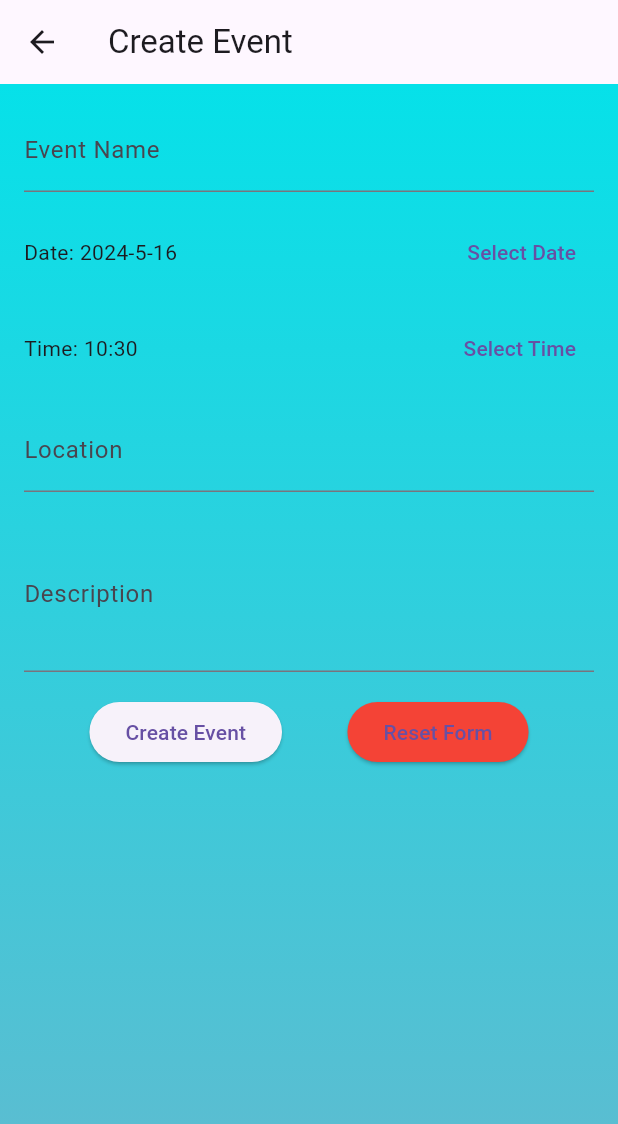
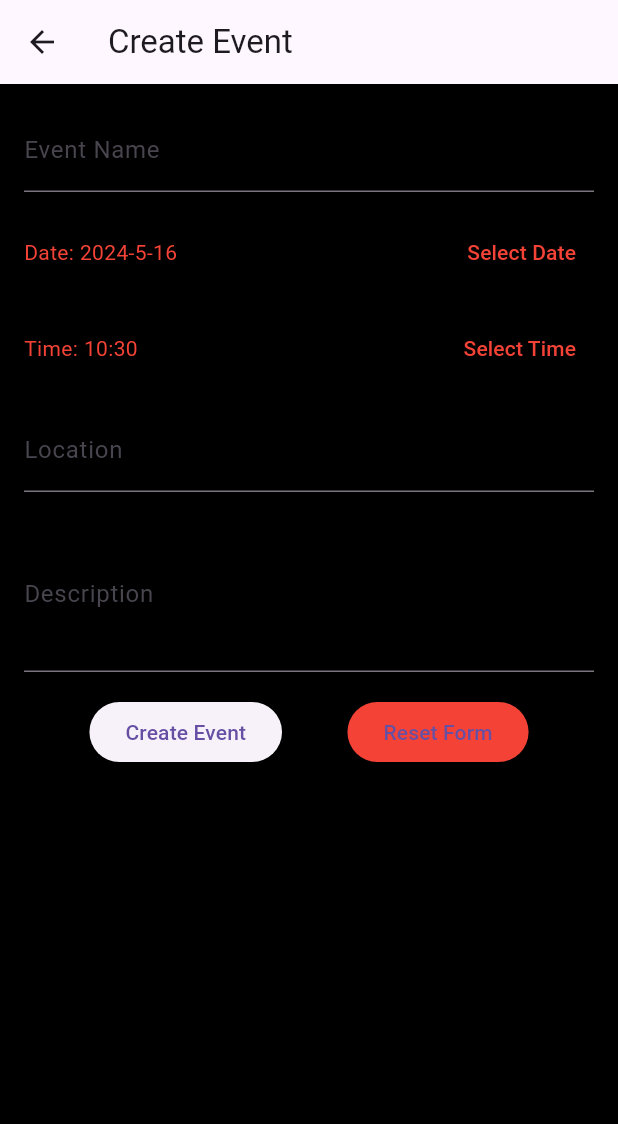
Before and after one commit to jp066/Party_Hub, a Flutter app: the screen it shows after launch, after a tap on the "add" icon, on a phone screen of 412 x 824 dp. Shown: the top 1124 px of the screen. Run offline on Flutter 3.47's test engine with Material 3 defaults, Android fonts, the phone set to English and light mode, and no system bars; our stand-ins replace google_generative_ai.

Commit message:
inserir alerta

```diff
--- a/lib/page/main_page.dart
+++ b/lib/page/main_page.dart
@@ -1,6 +1,6 @@
 import 'package:flutter/material.dart';
 import 'package:sos_central/screens/chat_screen.dart';
-import 'package:sos_central/screens/insert_alert_screen.dart';
+import 'package:sos_central/screens/create_event_screen.dart';
 import 'package:sos_central/screens/profile_screen.dart';
 import 'package:sos_central/screens/search_screen.dart';
 import 'package:sos_central/screens/home_screen.dart';
@@ -14,7 +14,7 @@ class _MainScreenState extends State<MainScreen> {
   int _selectedIndex = 0;
 
   final List<Widget> _widgetOptions = <Widget>[
-    HomeScreen(),
+    const HomeScreen()
   ];
 
   void _onItemTapped(int index) {
@@ -33,7 +33,7 @@ class _MainScreenState extends State<MainScreen> {
         onPressed: () {
           Navigator.push(
             context,
-            MaterialPageRoute(builder: (context) => CreateEventPage()),
+            MaterialPageRoute(builder: (context) => InserirAlertaScreen()),
           );
         },
         child: Icon(Icons.add, color: Color.fromARGB(255, 255, 50, 47)),
--- a/lib/screens/insert_alert_screen.dart
+++ b/lib/screens/create_event_screen.dart
@@ -9,14 +9,25 @@ class Event {
 
   Event({required this.name, required this.date, required this.time, required this.location, required this.description});
 }
-class CreateEventPage extends StatefulWidget {
-  const CreateEventPage({super.key});
+
+/*void main() {
+  runApp(MaterialApp(
+    title: 'SOS Cental',
+    theme: ThemeData(splashColor: Colors.transparent),
+    debugShowCheckedModeBanner: false,
+    home: InserirAlertaScreen(),
+  ));
+}*/
+
+class InserirAlertaScreen extends StatefulWidget {
+
+   InserirAlertaScreen({Key? key}) : super(key: key);
 
   @override
-  _CreateEventPageState createState() => _CreateEventPageState();
+  _InserirAlertaScreenState createState() => _InserirAlertaScreenState();
 }
 
-class _CreateEventPageState extends State<CreateEventPage> {
+class _InserirAlertaScreenState extends State<InserirAlertaScreen> {
   final _formKey = GlobalKey<FormState>();
   late TextEditingController _nameController;
   late DateTime _selectedDate = DateTime.now();
@@ -76,7 +87,7 @@ class _CreateEventPageState extends State<CreateEventPage> {
       });
 
       // Simulate a delay to mimic server request
-      Future.delayed(const Duration(seconds: 2), () {
+      Future.delayed( Duration(seconds: 2), () {
         // Form is validated, you can process the data
         Event newEvent = Event(
           name: _nameController.text,
@@ -127,15 +138,9 @@ class _CreateEventPageState extends State<CreateEventPage> {
         title: Text('Create Event'),
       ),
       body: Container(
-        decoration: BoxDecoration(
-          gradient: LinearGradient(
-            begin: Alignment.topCenter,
-            end: Alignment.bottomCenter,
-            colors: [Color.fromARGB(255, 6, 225, 233), Color.fromARGB(255, 98, 186, 207)],
-          ),
-        ),
+        color: Colors.black,
         child: Padding(
-          padding: const EdgeInsets.all(16.0),
+          padding:  EdgeInsets.all(16.0),
           child: Form(
             key: _formKey,
             child: Column(
@@ -144,6 +149,7 @@ class _CreateEventPageState extends State<CreateEventPage> {
                 TextFormField(
                   controller: _nameController,
                   decoration: InputDecoration(labelText: 'Event Name', fillColor: Colors.white),
+                  style: TextStyle(color: Colors.red),
                   validator: (value) {
                     if (value == null || value.isEmpty) {
                       return 'Please enter the event name';
@@ -157,11 +163,12 @@ class _CreateEventPageState extends State<CreateEventPage> {
                     Expanded(
                       child: Text(
                         'Date: ${_selectedDate.year}-${_selectedDate.month}-${_selectedDate.day}',
+                        style: TextStyle(color: Colors.red),
                       ),
                     ),
                     TextButton(
                       onPressed: () => _selectDate(context),
-                      child: Text('Select Date'),
+                      child: Text('Select Date', style: TextStyle(color: Colors.red)),
                     ),
                   ],
                 ),
@@ -171,11 +178,12 @@ class _CreateEventPageState extends State<CreateEventPage> {
                     Expanded(
                       child: Text(
                         'Time: ${_selectedTime.hour}:${_selectedTime.minute}',
+                        style: TextStyle(color: Colors.red),
                       ),
                     ),
                     TextButton(
                       onPressed: () => _selectTime(context),
-                      child: Text('Select Time'),
+                      child: Text('Select Time', style: TextStyle(color: Colors.red)),
                     ),
                   ],
                 ),
@@ -183,6 +191,7 @@ class _CreateEventPageState extends State<CreateEventPage> {
                 TextFormField(
                   controller: _locationController,
                   decoration: InputDecoration(labelText: 'Location', fillColor: Colors.white),
+                  style: TextStyle(color: Colors.red),
                   validator: (value) {
                     if (value == null || value.isEmpty) {
                       return 'Please enter the location';
@@ -194,6 +203,7 @@ class _CreateEventPageState extends State<CreateEventPage> {
                 TextFormField(
                   controller: _descriptionController,
                   decoration: InputDecoration(labelText: 'Description', fillColor: Colors.white),
+                  style: TextStyle(color: Colors.red),
                   validator: (value) {
                     if (value == null || value.isEmpty) {
                       return 'Please enter a description';
--- a/lib/screens/home_screen.dart
+++ b/lib/screens/home_screen.dart
@@ -13,7 +13,6 @@ class HomeScreen extends StatelessWidget {
         primarySwatch: Colors.orange,
         primaryColor: AppColors.orangeSwatch
       ),
-//      home: const MainPage()
     );
   }
 }
```
Also changed, not shown: pubspec.lock.
